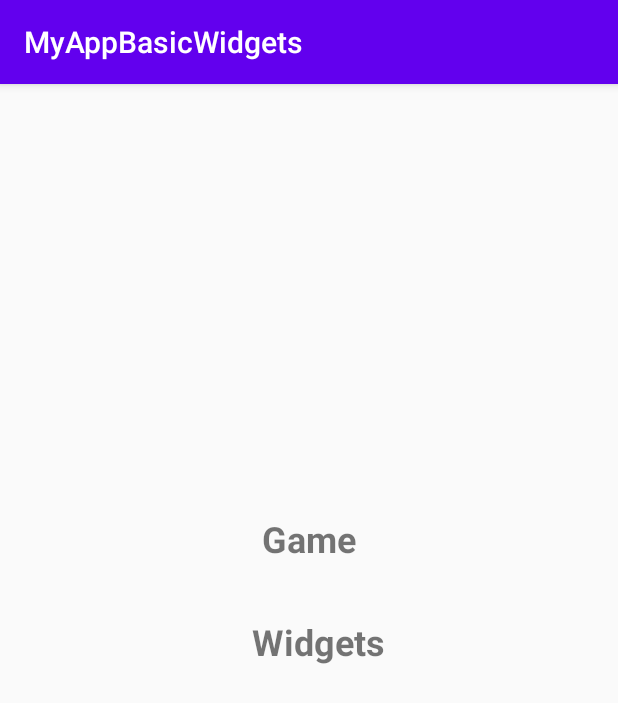
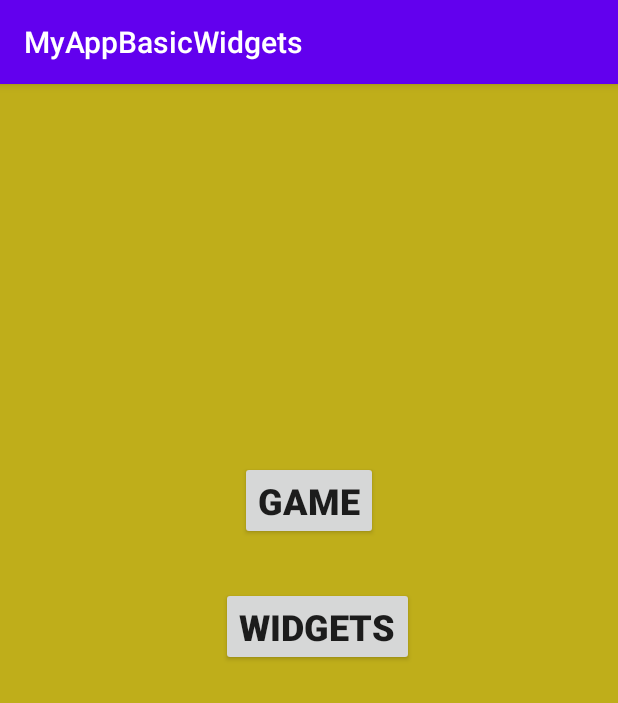
Before and after one commit to sly-felipa/MyAppBasicWidgets, an Android app: the screen it shows after launch (MainActivity), on a phone screen of 412 x 824 dp. Shown: the top 703 px of the screen. Run offline under Robolectric (Android 15) with nearby library versions, the phone set to English and light mode, and no system bars.

Commit message:
se coge las variables del MainFragment.java.

```diff
--- a/app/src/main/AndroidManifest.xml
+++ b/app/src/main/AndroidManifest.xml
@@ -15,7 +15,7 @@
                 <category android:name="android.intent.category.LAUNCHER" />
             </intent-filter>
         </activity>
-        <activity android:name=".MainActivity">
+        <activity android:name=".MainActivity" >
         </activity>
     </application>
 
--- a/app/src/main/java/com/example/myappbasicwidgets/MainActivity.java
+++ b/app/src/main/java/com/example/myappbasicwidgets/MainActivity.java
@@ -1,11 +1,11 @@
 package com.example.myappbasicwidgets;
 
+import android.app.AlertDialog;
 import android.os.Bundle;
 import android.view.View;
-import android.widget.TextView;
+import android.widget.Button;
 
 import androidx.appcompat.app.AppCompatActivity;
-import androidx.fragment.app.Fragment;
 import androidx.fragment.app.FragmentTransaction;
 
 public class MainActivity extends AppCompatActivity {
@@ -13,33 +13,67 @@ public class MainActivity extends AppCompatActivity {
     private MainFragment mFragment;
     private FragmentTransaction fragmentTransaction;
 
-    TextView textView_game;
-    TextView textView_widgets;
+    Button textView_game;
+    Button textView_widgets;
 
     @Override
     protected void onCreate(Bundle savedInstanceState) {
         super.onCreate(savedInstanceState);
         setContentView(R.layout.activity_main);
-       /** mFragment = MainFragment.getInstance();
+        mFragment = MainFragment.getInstance();
 
-        textView_game = mFragment.textViewGame;
-        textView_widgets = mFragment.textViewGame;
+        textView_game = this.findViewById(R.id.txt_game);
+        textView_widgets = this.findViewById(R.id.txt_widgets);
 
         textView_game.setOnClickListener(new View.OnClickListener() {
             @Override
             public void onClick(View v) {
+//                Toast.makeText(this, "onShowPress", Toast.LENGTH_SHORT).show();
+//                AlertDialog.Builder alertDialogBuilder = new AlertDialog.Builder(MainActivity.this);
+//                alertDialogBuilder.setMessage("soy un alertDialogBuilder");
+
+            }
+        });
+        textView_game.setOnClickListener(new View.OnClickListener() {
+            @Override
+            public void onClick(View v) {
 //                fragmentTransaction = getSupportFragmentManager().beginTransaction();
-//                fragmentTransaction.replace(R.id.fragmentContainer, new MainFragment()).commit();
+//                fragmentTransaction.replace(R.id.fragmentContainer, new GameOption()).commit();
             }
         });
 
-        textView_widgets.setOnClickListener(new View.OnClickListener() {
-            @Override
-            public void onClick(View v) {
+//        textView_widgets.setOnClickListener(new View.OnClickListener() {
+//            @Override
+//            public void onClick(View v) {
 //                fragmentTransaction = getSupportFragmentManager().beginTransaction();
-//                fragmentTransaction.replace(R.id.fragmentContainer, new MainFragment()).commit();
-            }
-        });**/
+//                fragmentTransaction.replace(R.id.optionWidgetsFrag, new MainFragment()).commit();
+//            }
+//        });
 
     }
 }
+
+/**
+ * <fragment
+ * android:id="@+id/optionMainFrag"
+ * android:name="com.example.myappbasicwidgets.GameOption"
+ * android:layout_width="match_parent"
+ * android:layout_height="match_parent"
+ * app:layout_constraintBottom_toBottomOf="parent"
+ * app:layout_constraintLeft_toLeftOf="parent"
+ * app:layout_constraintRight_toRightOf="parent"
+ * app:layout_constraintTop_toTopOf="parent"
+ * tools:layout="@layout/fragment_game_option"/>
+ * <p>
+ * <p>
+ * <fragment
+ * android:id="@+id/optionWidgetsFrag"
+ * android:name="com.example.myappbasicwidgets.WidgetsOption"
+ * android:layout_width="match_parent"
+ * android:layout_height="match_parent"
+ * app:layout_constraintBottom_toBottomOf="parent"
+ * app:layout_constraintLeft_toLeftOf="parent"
+ * app:layout_constraintRight_toRightOf="parent"
+ * app:layout_constraintTop_toTopOf="parent"
+ * tools:layout="@layout/fragment_widgets_option"/>
+ **/
--- a/app/src/main/java/com/example/myappbasicwidgets/MainFragment.java
+++ b/app/src/main/java/com/example/myappbasicwidgets/MainFragment.java
@@ -4,14 +4,17 @@ import android.os.Bundle;
 import android.view.LayoutInflater;
 import android.view.View;
 import android.view.ViewGroup;
+import android.widget.Button;
 import android.widget.TextView;
 
 import androidx.fragment.app.Fragment;
 
 public class MainFragment extends Fragment {
     View view;
-    TextView textViewGame;
-    TextView textViewWidgets;
+//    TextView textViewGame;
+//    TextView textViewWidgets;
+    Button textViewGame;
+    Button textViewWidgets;
 
     private static MainFragment instance = null;
 
--- a/app/src/main/res/layout/activity_main.xml
+++ b/app/src/main/res/layout/activity_main.xml
@@ -6,6 +6,10 @@
     android:layout_height="match_parent"
     tools:context=".MainActivity">
 
+    <FrameLayout
+        android:id="@+id/fragmentContainer"
+        android:layout_width="match_parent"
+        android:layout_height="match_parent">
 
         <fragment
             android:id="@+id/mainFrag"
@@ -16,6 +20,9 @@
             app:layout_constraintLeft_toLeftOf="parent"
             app:layout_constraintRight_toRightOf="parent"
             app:layout_constraintTop_toTopOf="parent"
-        tools:layout="@layout/fragment_main"/>
+            tools:layout="@layout/fragment_main" />
+
+    </FrameLayout>
+
 
 </androidx.constraintlayout.widget.ConstraintLayout>
--- a/app/src/main/res/layout/fragment_main.xml
+++ b/app/src/main/res/layout/fragment_main.xml
@@ -4,11 +4,10 @@
     xmlns:tools="http://schemas.android.com/tools"
     android:layout_width="match_parent"
     android:layout_height="match_parent"
+    android:background="@color/colorYellow"
     tools:context=".MainFragment">
 
-    <!-- TODO: Update blank fragment layout -->
-
-    <TextView
+    <Button
         android:id="@+id/txt_game"
         android:layout_width="wrap_content"
         android:layout_height="wrap_content"
@@ -22,7 +21,7 @@
         app:layout_constraintTop_toTopOf="parent"
         app:layout_constraintVertical_bias="0.889" />
 
-    <TextView
+    <Button
         android:id="@+id/txt_widgets"
         android:layout_width="wrap_content"
         android:layout_height="wrap_content"
@@ -35,4 +34,8 @@
         app:layout_constraintEnd_toEndOf="parent"
         app:layout_constraintHorizontal_bias="0.519"
         app:layout_constraintStart_toStartOf="parent" />
+
+
+
+
 </androidx.constraintlayout.widget.ConstraintLayout>
```
Also changed, not shown: app/src/main/java/com/example/myappbasicwidgets/GameOption.java (added, +25 -0 lines), app/src/main/java/com/example/myappbasicwidgets/WidgetsOption.java (added, +26 -0 lines), app/src/main/res/layout/fragment_game_option.xml (added, +13 -0 lines), app/src/main/res/layout/fragment_widgets_option.xml (added, +13 -0 lines). Lines whose indentation alone changed are shown as unchanged.
